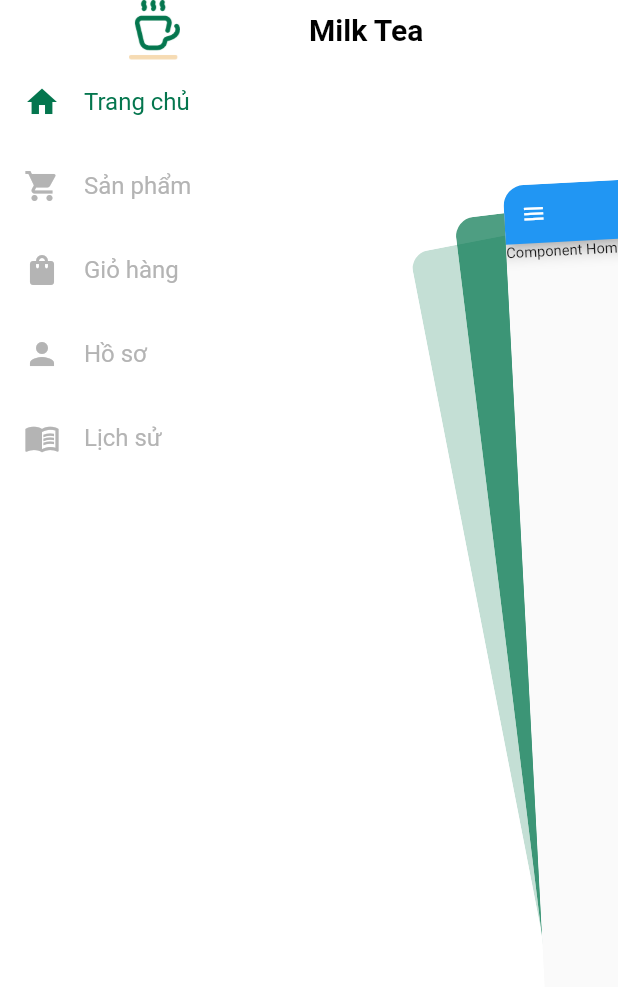
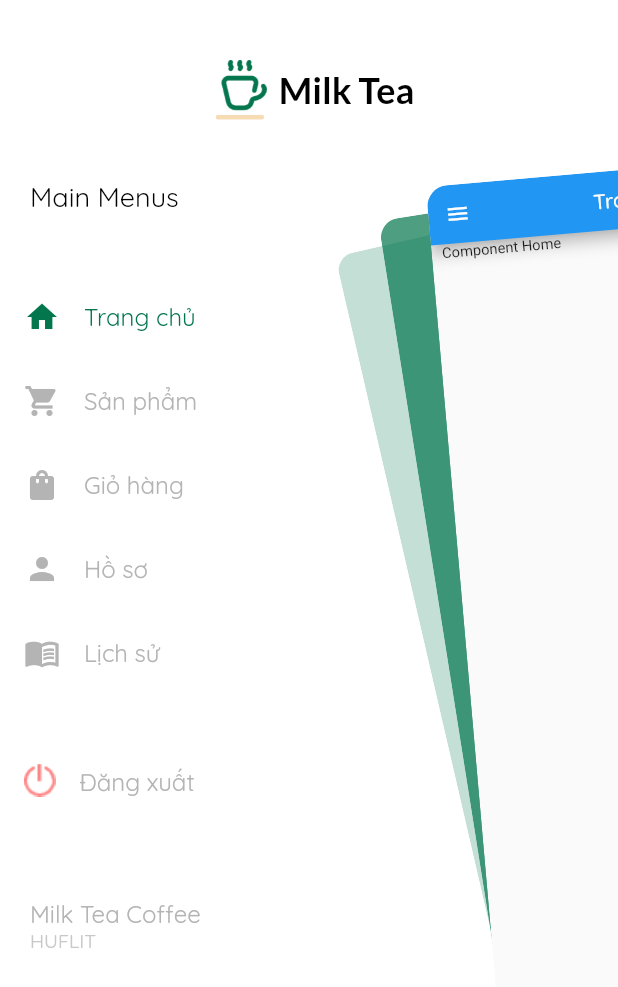
Before and after one commit to tienkim9920/flutter-ecommerce, a Flutter app: the screen it shows after launch, after a tap on the "menu" icon, on a phone screen of 412 x 824 dp. Shown: the top 987 px of the screen. Run offline on Flutter 3.47's test engine with Material 2 defaults, Android fonts, the phone set to English and light mode, and no system bars; drawn by our look-alikes of flutter_zoom_drawer; our stand-ins replace google_fonts.

Commit message:
update continue

```diff
--- a/milk_tea/lib/component/menu.dart
+++ b/milk_tea/lib/component/menu.dart
@@ -1,4 +1,5 @@
 import 'package:flutter/material.dart';
+import 'package:google_fonts/google_fonts.dart';
 import 'package:milk_tea/models/menu-item.dart';
 
 class Menu extends StatelessWidget {
@@ -15,23 +16,37 @@ class Menu extends StatelessWidget {
       body: SafeArea(
         child: Column(
           children: [
-            Row(
-              // crossAxisAlignment: CrossAxisAlignment.center,
-              children: [
-                Expanded(
-                  child: Image.asset('assets/logo_color.png', width: 80, height: 40),
-                ),
-                Expanded(
-                  child: Text(
+            Container(
+              margin: EdgeInsets.fromLTRB(0, 40, 0, 20),
+              child: Row(
+                mainAxisAlignment: MainAxisAlignment.center,
+                children: [
+                  Image.asset('assets/logo_color.png', width: 50, height: 40),
+                  Text(
                     'Milk Tea',
-                    style: TextStyle(
-                      color: Colors.black,
-                      fontSize: 20,
-                      fontWeight: FontWeight.bold
+                    style: GoogleFonts.lato(
+                      textStyle: TextStyle(
+                        color: Colors.black,
+                        fontSize: 24,
+                        fontWeight: FontWeight.bold
+                      )
                     ),
                   )
-                )
-              ],
+                ],
+              ),
+            ),
+            Container(
+              margin: EdgeInsets.fromLTRB(20, 20, 20, 40),
+              child: Row(
+                children: [
+                  Text('Main Menus',
+                    style: GoogleFonts.quicksand(
+                      color: Colors.black,
+                      fontSize: 18
+                    )
+                  )
+                ]
+              ),
             ),
             Column(
               crossAxisAlignment: CrossAxisAlignment.start,
@@ -46,15 +61,54 @@ class Menu extends StatelessWidget {
                   ),
                   title: Text(
                     item.title,
-                    style: TextStyle(
+                    style: GoogleFonts.quicksand(
                       color: item.id == currentItem ? Color.fromRGBO(4, 118, 78, 1) :
                       Color.fromRGBO(180, 180, 180, 1)
                     ),
                   ),
                   onTap: () => onSelectItem(item),
                 )).toList(),
+                SizedBox(height: 30),
+                ListTile(
+                  minLeadingWidth: 20,
+                  leading: Image.asset('assets/logout.png'),
+                  title: Text('Đăng xuất',
+                    style: GoogleFonts.quicksand(
+                      color: Color.fromRGBO(180, 180, 180, 1)
+                    )
+                  ),
+                  onTap: () {},
+                ),
               ],
-            )
+            ),
+            SizedBox(height: 30),
+            Container(
+              margin: EdgeInsets.fromLTRB(20, 20, 20, 40),
+              child: Column(
+                children: [
+                  Row(
+                    children: [
+                      Text('Milk Tea Coffee',
+                        style: GoogleFonts.quicksand(
+                          color: Color.fromRGBO(180, 180, 180, 1),
+                          fontSize: 16
+                        )
+                      )
+                    ]
+                  ),
+                  Row(
+                    children: [
+                      Text('HUFLIT',
+                        style: GoogleFonts.quicksand(
+                          color: Color.fromRGBO(200, 200, 200, 1),
+                          fontSize: 13
+                        )
+                      )
+                    ]
+                  ),
+                ],
+              )
+            ),
           ],
         ),
       )
--- a/milk_tea/lib/screen/index.dart
+++ b/milk_tea/lib/screen/index.dart
@@ -1,5 +1,6 @@
 import 'package:flutter/material.dart';
 import 'package:flutter_zoom_drawer/flutter_zoom_drawer.dart';
+import 'package:google_fonts/google_fonts.dart';
 import 'package:milk_tea/component/menu-widget.dart';
 import 'package:milk_tea/component/menu.dart';
 import 'package:milk_tea/models/menu-item.dart';
@@ -47,8 +48,8 @@ class _IndexState extends State<Index> {
   Widget build(BuildContext context) => ZoomDrawer(
     style: DrawerStyle.Style1,
     borderRadius: 20,
-    angle: -3,
-    slideWidth: MediaQuery.of(context).size.width * .85,
+    angle: -5,
+    slideWidth: MediaQuery.of(context).size.width * .75,
     showShadow: true,
     backgroundColor: Color.fromRGBO(4, 118, 78, 0.7),
     menuScreen: Builder(
@@ -62,12 +63,16 @@ class _IndexState extends State<Index> {
     ),
     mainScreen: Scaffold(
       appBar: AppBar(
-        title: Text(currentScreen),
+        title: Text(currentScreen,
+          style: GoogleFonts.quicksand()),
         backgroundColor: Colors.blue,
         centerTitle: true,
-        leading: MenuWidget(),
+        leading: MenuWidget()
       ),
-      body: getScreen(),
+      body: Padding(
+        padding: EdgeInsets.fromLTRB(10, 0, 10, 0),
+        child: getScreen(),
+      ),
     )
   );
 }
--- a/milk_tea/pubspec.yaml
+++ b/milk_tea/pubspec.yaml
@@ -30,6 +30,7 @@ dependencies:
   flutter:
     sdk: flutter
   flutter_zoom_drawer: ^2.3.1+1
+  google_fonts: ^2.3.1
 
 
   # The following adds the Cupertino Icons font to your application.
```
Also changed, not shown: milk_tea/assets/close_black.png (added), milk_tea/assets/logout.png (added), milk_tea/pubspec.lock.
